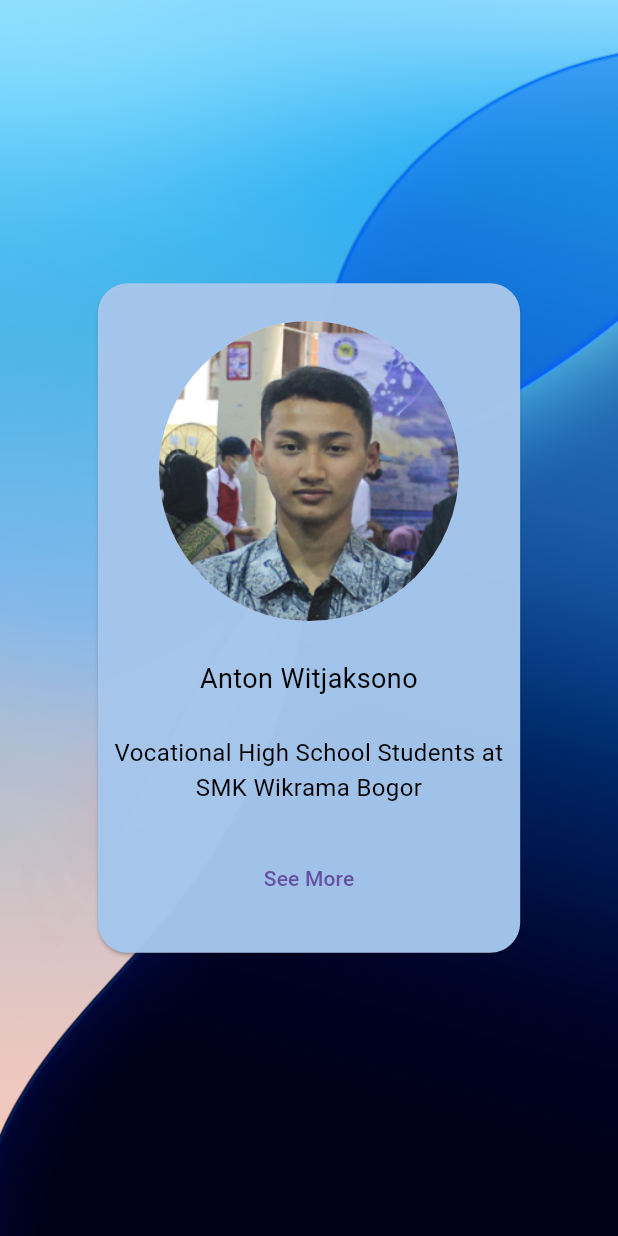
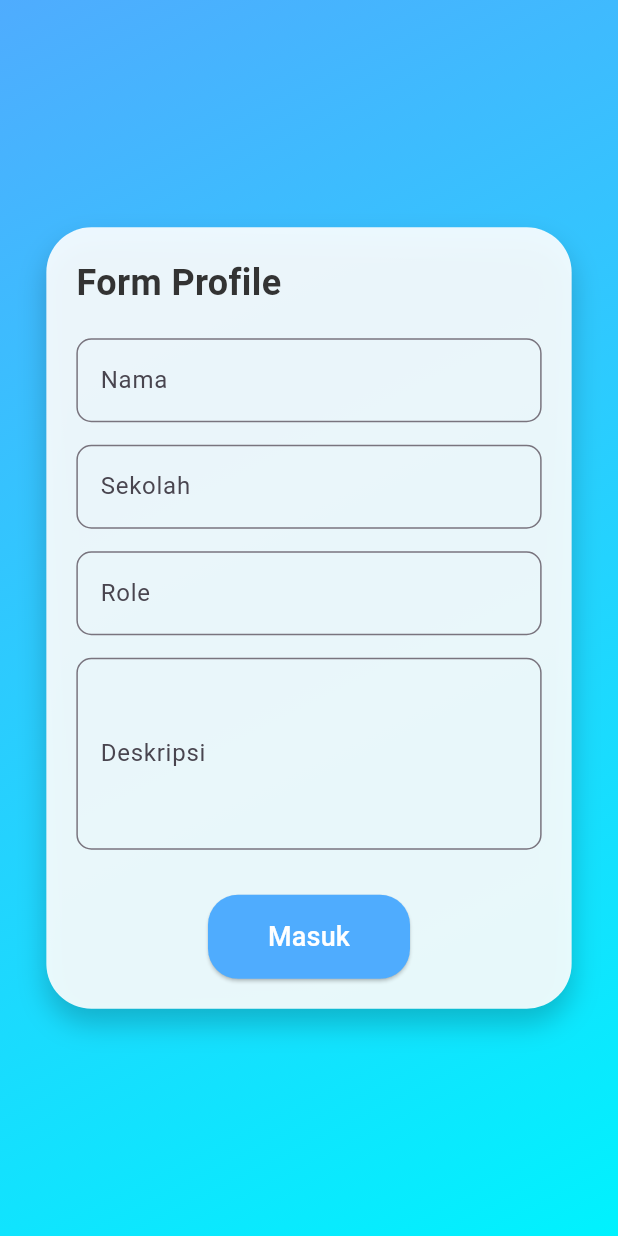
Before and after one commit to AntonWitjaksono1412/Flutter, a Flutter app: the screen it shows after launch, on a phone screen of 412 x 824 dp. Run offline on Flutter 3.47's test engine with Material 3 defaults, Android fonts, the phone set to English and light mode, and no system bars.

Commit message:
nambah baru

```diff
--- /dev/null
+++ b/lib/form_input.dart
@@ -0,0 +1,159 @@
+import 'package:flutter/material.dart';
+import 'page1.dart';
+
+class FormInput extends StatefulWidget {
+  const FormInput({super.key});
+
+  @override
+  State<FormInput> createState() => _FormInputState();
+}
+
+class _FormInputState extends State<FormInput> {
+  final TextEditingController _usernameController = TextEditingController();
+  final TextEditingController _sekolahController = TextEditingController();
+  final TextEditingController _roleController = TextEditingController();
+  final TextEditingController _deskripsiController = TextEditingController();
+
+  @override
+  Widget build(BuildContext context) {
+    return Scaffold(
+      body: Container(
+        width: MediaQuery.of(context).size.width,
+        height: MediaQuery.of(context).size.height,
+        decoration: const BoxDecoration(
+          gradient: LinearGradient(
+            begin: Alignment.topLeft,
+            end: Alignment.bottomRight,
+            colors: [
+              Color(0xFF4facfe),
+              Color(0xFF00f2fe),
+            ],
+          ),
+        ),
+        child: Center(
+          child: Container(
+            width: MediaQuery.of(context).size.width * 0.85,
+            padding: const EdgeInsets.all(20),
+            decoration: BoxDecoration(
+              color: Colors.white.withOpacity(0.9),
+              borderRadius: BorderRadius.circular(30),
+              boxShadow: [
+                BoxShadow(
+                  color: Colors.black.withOpacity(0.2),
+                  blurRadius: 15,
+                  offset: const Offset(0, 10),
+                ),
+              ],
+            ),
+            child: Column(
+              crossAxisAlignment: CrossAxisAlignment.start,
+              mainAxisSize: MainAxisSize.min,
+              children: [
+                const Text(
+                  "Form Profile",
+                  style: TextStyle(
+                    fontSize: 24,
+                    fontWeight: FontWeight.bold,
+                    color: Color(0xFF333333),
+                  ),
+                ),
+                const SizedBox(height: 20),
+                _buildTextField(
+                  controller: _usernameController,
+                  label: 'Nama',
+                  hint: 'Input nama anda',
+                ),
+                const SizedBox(height: 15),
+                _buildTextField(
+                  controller: _sekolahController,
+                  label: 'Sekolah',
+                  hint: 'Input nama sekolah',
+                ),
+                const SizedBox(height: 15),
+                _buildTextField(
+                  controller: _roleController,
+                  label: 'Role',
+                  hint: 'Input role anda',
+                ),
+                const SizedBox(height: 15),
+                _buildTextField(
+                  controller: _deskripsiController,
+                  label: 'Deskripsi',
+                  hint: 'Input deskripsi anda',
+                  maxLines: 4,
+                ),
+                const SizedBox(height: 30),
+                Center(
+                  child: ElevatedButton(
+                    style: ElevatedButton.styleFrom(
+                      padding: const EdgeInsets.symmetric(
+                          horizontal: 40, vertical: 15),
+                      backgroundColor: const Color(0xFF4facfe),
+                      shape: RoundedRectangleBorder(
+                        borderRadius: BorderRadius.circular(20),
+                      ),
+                    ),
+                    onPressed: () {
+                      if (_usernameController.text.isEmpty ||
+                          _sekolahController.text.isEmpty ||
+                          _roleController.text.isEmpty ||
+                          _deskripsiController.text.isEmpty) {
+                        ScaffoldMessenger.of(context).showSnackBar(
+                          const SnackBar(
+                            backgroundColor: Colors.red,
+                            content: Text(
+                              'Isi form login dengan lengkap!',
+                              style: TextStyle(color: Colors.white),
+                            ),
+                          ),
+                        );
+                      } else {
+                        Navigator.push(
+                          context,
+                          MaterialPageRoute(
+                            builder: (context) => Page1(
+                              username: _usernameController.text,
+                              sekolah: _sekolahController.text,
+                              role: _roleController.text,
+                              deskripsi: _deskripsiController.text,
+                            ),
+                          ),
+                        );
+                      }
+                    },
+                    child: const Text(
+                      "Masuk",
+                      style: TextStyle(
+                        fontSize: 18,
+                        color: Colors.white,
+                      ),
+                    ),
+                  ),
+                ),
+              ],
+            ),
+          ),
+        ),
+      ),
+    );
+  }
+
+  Widget _buildTextField({
+    required TextEditingController controller,
+    required String label,
+    required String hint,
+    int maxLines = 1,
+  }) {
+    return TextField(
+      controller: controller,
+      decoration: InputDecoration(
+        labelText: label,
+        hintText: hint,
+        border: OutlineInputBorder(
+          borderRadius: BorderRadius.circular(10),
+        ),
+      ),
+      maxLines: maxLines,
+    );
+  }
+}
--- a/lib/main.dart
+++ b/lib/main.dart
@@ -1,70 +1,19 @@
 import 'package:flutter/material.dart';
-import 'page2.dart';
+import 'form_input.dart';
 
-void main() => runApp(const MaterialApp(
-      debugShowCheckedModeBanner: false,
-      home: Home(),
-    ));
+void main() {
+  runApp(const MyApp());
+}
 
-class Home extends StatelessWidget {
-  const Home({Key? key}) : super(key: key);
+class MyApp extends StatelessWidget {
+  const MyApp({super.key});
 
   @override
   Widget build(BuildContext context) {
-    return Scaffold(
-      body: Container(
-        width: MediaQuery.of(context).size.width,
-        height: MediaQuery.of(context).size.height,
-        decoration: const BoxDecoration(
-          image: DecorationImage(
-            image: AssetImage("assets/wp.png"),
-            fit: BoxFit.cover,
-          ),
-        ),
-        child: Stack(
-          alignment: Alignment.center,
-          children: <Widget>[
-            Container(
-              width: MediaQuery.of(context).size.width * 0.8,
-              height: MediaQuery.of(context).size.height * 0.6,
-              padding: const EdgeInsets.all(20.0),
-              child: Card(
-                shape: RoundedRectangleBorder(
-                  borderRadius: BorderRadius.circular(20.0),
-                ),
-                color: const Color.fromARGB(248, 166, 199, 237),
-                child: Column(
-                  mainAxisAlignment: MainAxisAlignment.spaceEvenly,
-                  children: <Widget>[
-                    const CircleAvatar(
-                      radius: 100.0,
-                      backgroundImage: AssetImage("assets/pp.png"),
-                    ),
-                    const Text(
-                      "Anton Witjaksono",
-                      textAlign: TextAlign.center,
-                      style: TextStyle(fontSize: 18, color: Colors.black),
-                    ),
-                    const Text(
-                      "Vocational High School Students at SMK Wikrama Bogor",
-                      textAlign: TextAlign.center,
-                      // style: TextStyle(fontSize: 16, color: Color(0xF9916B0D)),
-                      style: TextStyle(fontSize: 16, color: Colors.black),
-                    ),
-                    TextButton(onPressed: (){
-                        Navigator.push(
-                          context,
-                          MaterialPageRoute(builder: (context) => const Page2()),
-                        );
-                      }, child:const Text("See More"),
-                    ),
-                  ],
-                ),
-              ),
-            ),
-          ],
-        ),
-      ),
+    return const MaterialApp(
+      title: 'Flutter Login Profile',
+      debugShowCheckedModeBanner: false,
+      home: FormInput(),
     );
   }
 }
```
Also changed, not shown: lib/Page2.dart (+41 -32 lines), lib/login_page.dart (added, +108 -0 lines), lib/page1.dart (added, +160 -0 lines), 1 other file.
